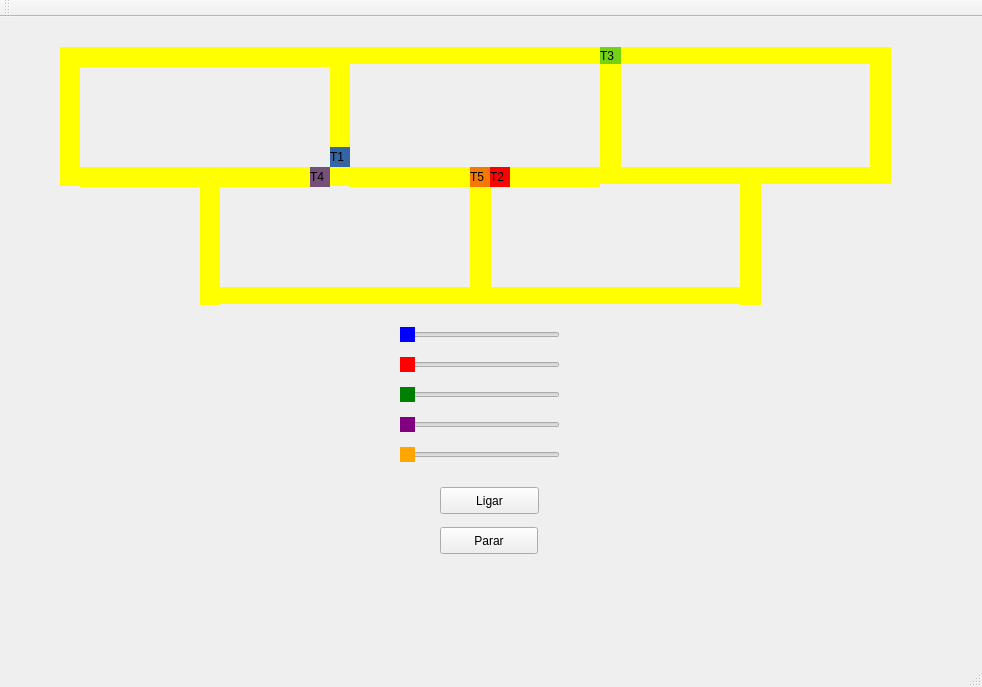
The window that mainwindow.ui (alexalmeida52/projeto-dos-trens) describes before a commit, drawn with Qt 5.
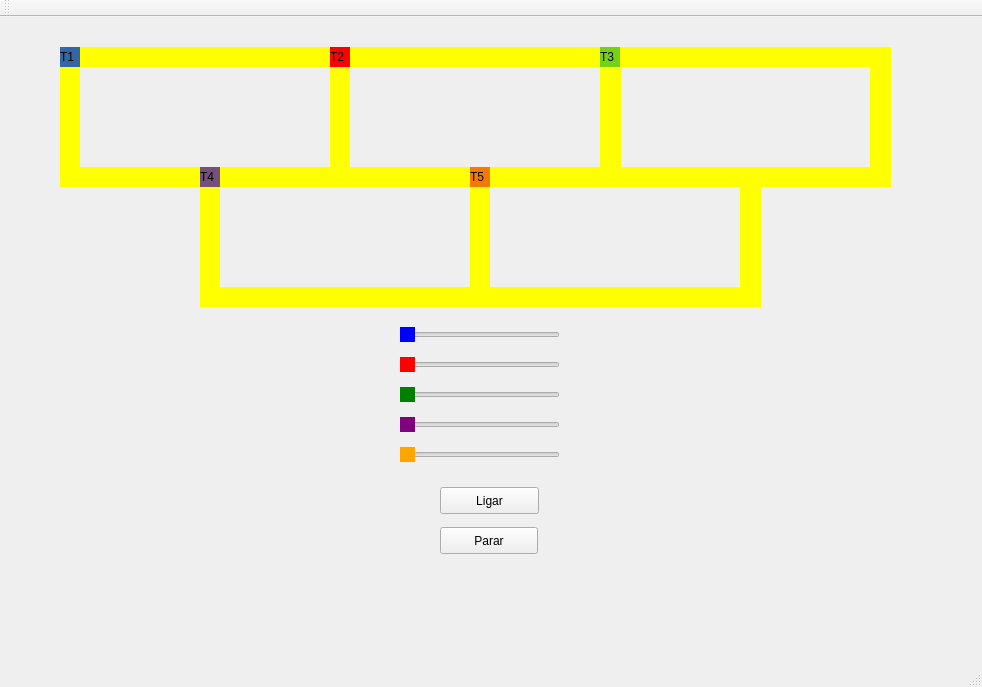
The same window after the commit.

Commit message: Todas as regiões tratadas

What changed in the file:
```diff
--- a/mainwindow.ui
+++ b/mainwindow.ui
@@ -17,8 +17,8 @@
    <widget class="QLabel" name="label_trem1">
     <property name="geometry">
      <rect>
-      <x>330</x>
-      <y>130</y>
+      <x>60</x>
+      <y>30</y>
       <width>20</width>
       <height>20</height>
      </rect>
@@ -68,7 +68,7 @@
       <x>330</x>
       <y>30</y>
       <width>20</width>
-      <height>139</height>
+      <height>140</height>
      </rect>
     </property>
     <property name="styleSheet">
@@ -84,7 +84,7 @@
       <x>60</x>
       <y>30</y>
       <width>20</width>
-      <height>139</height>
+      <height>140</height>
      </rect>
     </property>
     <property name="styleSheet">
@@ -126,7 +126,7 @@
       <x>600</x>
       <y>30</y>
       <width>21</width>
-      <height>137</height>
+      <height>140</height>
      </rect>
     </property>
     <property name="styleSheet">
@@ -142,7 +142,7 @@
       <x>350</x>
       <y>30</y>
       <width>250</width>
-      <height>17</height>
+      <height>20</height>
      </rect>
     </property>
     <property name="styleSheet">
@@ -171,8 +171,8 @@
    <widget class="QLabel" name="label_trem2">
     <property name="geometry">
      <rect>
-      <x>490</x>
-      <y>150</y>
+      <x>330</x>
+      <y>30</y>
       <width>20</width>
       <height>20</height>
      </rect>
@@ -190,7 +190,7 @@
       <x>870</x>
       <y>30</y>
       <width>21</width>
-      <height>137</height>
+      <height>140</height>
      </rect>
     </property>
     <property name="styleSheet">
@@ -206,7 +206,7 @@
       <x>620</x>
       <y>150</y>
       <width>250</width>
-      <height>17</height>
+      <height>20</height>
      </rect>
     </property>
     <property name="styleSheet">
@@ -222,7 +222,7 @@
       <x>620</x>
       <y>30</y>
       <width>250</width>
-      <height>17</height>
+      <height>20</height>
      </rect>
     </property>
     <property name="styleSheet">
@@ -238,7 +238,7 @@
       <x>200</x>
       <y>167</y>
       <width>20</width>
-      <height>121</height>
+      <height>123</height>
      </rect>
     </property>
     <property name="styleSheet">
@@ -253,8 +253,8 @@
      <rect>
       <x>470</x>
       <y>167</y>
-      <width>21</width>
-      <height>120</height>
+      <width>20</width>
+      <height>123</height>
      </rect>
     </property>
     <property name="styleSheet">
@@ -270,7 +270,7 @@
       <x>740</x>
       <y>167</y>
       <width>21</width>
-      <height>121</height>
+      <height>123</height>
      </rect>
     </property>
     <property name="styleSheet">
@@ -285,8 +285,8 @@
      <rect>
       <x>600</x>
       <y>30</y>
-      <width>21</width>
-      <height>17</height>
+      <width>20</width>
+      <height>20</height>
      </rect>
     </property>
     <property name="styleSheet">
@@ -299,7 +299,7 @@
    <widget class="QLabel" name="label_trem4">
     <property name="geometry">
      <rect>
-      <x>310</x>
+      <x>200</x>
       <y>150</y>
       <width>20</width>
       <height>20</height>
@@ -334,7 +334,7 @@
       <x>220</x>
       <y>270</y>
       <width>250</width>
-      <height>17</height>
+      <height>20</height>
      </rect>
     </property>
     <property name="styleSheet">
@@ -350,7 +350,7 @@
       <x>490</x>
       <y>270</y>
       <width>250</width>
-      <height>17</height>
+      <height>20</height>
      </rect>
     </property>
     <property name="styleSheet">
```
The commit also changes 2 other files.
